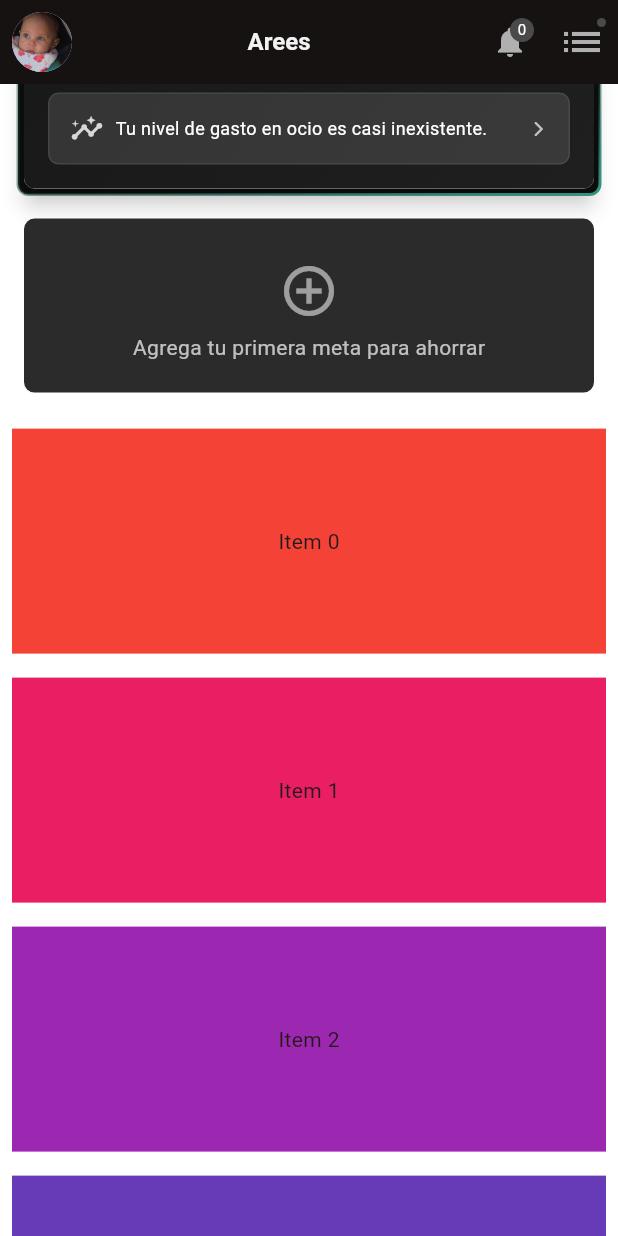
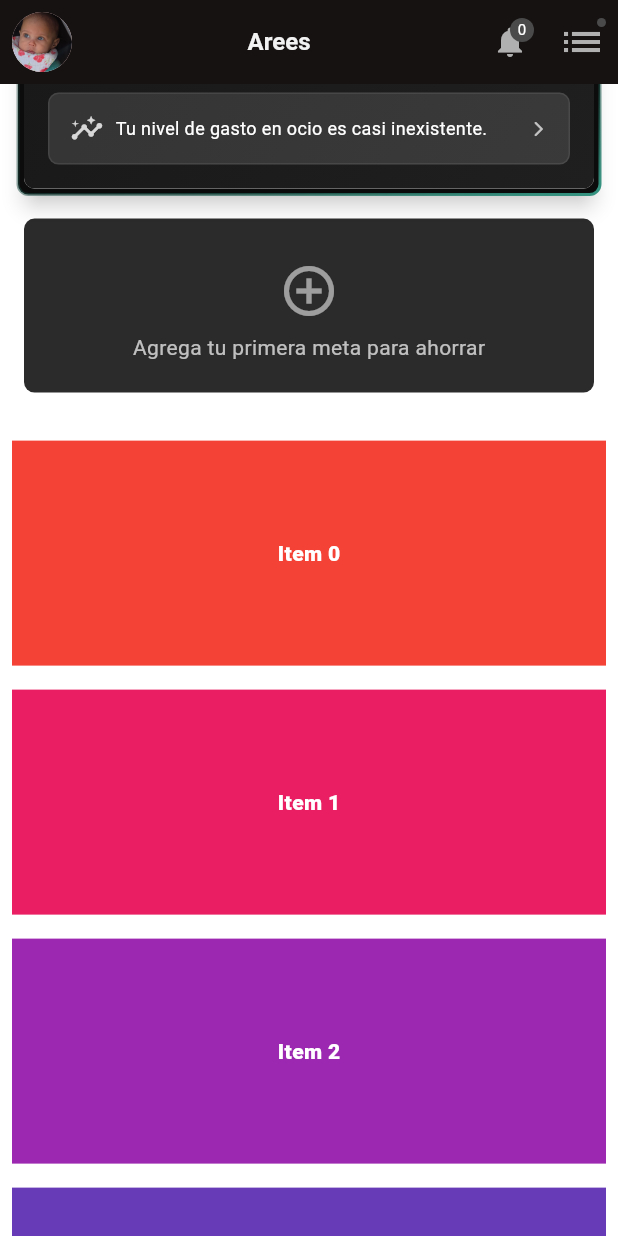
Before and after one commit to esceptecho/the_finxup_app, a Flutter app: the EnhancedHomeScreen screen opened directly, scrolled down 1152 dp, on a phone screen of 412 x 824 dp. Run offline on Flutter 3.47's test engine with Material 3 defaults, Android fonts, the phone set to English and light mode, and no system bars; drawn by our look-alikes of animated_text_kit, flutter_slidable; our stand-ins replace carousel_slider, file_picker, fl_chart, flutter_riverpod, flutter_staggered_animations, hive_ce and 8 more; missing offline and left inert: add_2_calendar, pdfrx, time_machine; accounts and stored records are empty; generated files the repository leaves out were written again; Roboto replaces fonts that are missing (Horizon, Montserrat); project files that could hold a hidden picture were left out.

Commit message:
minor changes

```diff
--- a/lib/screens/enhanced_home_screen.dart
+++ b/lib/screens/enhanced_home_screen.dart
@@ -2,6 +2,7 @@
 
 import 'package:flutter/material.dart';
 import 'package:flutter_riverpod/flutter_riverpod.dart';
+import 'package:flutter_slidable/flutter_slidable.dart';
 import 'package:shared_preferences/shared_preferences.dart';
 import 'package:the_finxup_app/models/app_notification.dart';
 import 'package:the_finxup_app/models/bill.dart';
@@ -285,8 +286,9 @@ class _EnhancedHomeScreenState extends ConsumerState<EnhancedHomeScreen> {
               ),
 
               // 2. Bloques Condicionales de Bienvenida
+              if (_welcomeVdeoCardShown)
+              const SliverToBoxAdapter(child: SizedBox(height: 16)),
               if (_welcomeVdeoCardShown) _buildVideoWelcomeCard(),
-              const SliverToBoxAdapter(child: SizedBox(height: 16)),
 
               // const SliverToBoxAdapter(child: FinancialHealthCard()),
               // const SliverToBoxAdapter(child: SizedBox(height: 16)),
@@ -370,7 +372,7 @@ class _EnhancedHomeScreenState extends ConsumerState<EnhancedHomeScreen> {
               //     bills: billsList,
               //   ),
               // ],
-              const SliverToBoxAdapter(child: SizedBox(height: 16)),
+              const SliverToBoxAdapter(child: SizedBox(height: 24)),
               SliverList(
                 delegate: SliverChildBuilderDelegate((context, index) {
                   return VisibilityDetector(
@@ -387,17 +389,27 @@ class _EnhancedHomeScreenState extends ConsumerState<EnhancedHomeScreen> {
                       color: Colors.transparent,
                       child: InkWell(
                         onTap: () {
-                          print(
-                            'Item $index was clicked',
-                          );
+                          print('Item $index was clicked');
                         },
                         splashColor: Colors.white.withValues(alpha: 0.2),
-                        child: Container(
-                          height: 150,
-                          margin: EdgeInsets.all(8),
-                          color:
-                              Colors.primaries[index % Colors.primaries.length],
-                          child: Center(child: Text('Item $index')),
+                        child: SlidableItem(
+                          onDelete: () {},
+                          onToggleStatus: () {},
+                          child: Container(
+                            height: 150,
+                            margin: EdgeInsets.all(8),
+                            color: Colors
+                                .primaries[index % Colors.primaries.length],
+                            child: Center(
+                              child: Text(
+                                'Item $index',
+                                style: TextStyle(
+                                  color: Colors.white,
+                                  fontWeight: .w800,
+                                ),
+                              ),
+                            ),
+                          ),
                         ),
                       ),
                     ),
--- a/lib/widgets/icon_stat_ring.dart
+++ b/lib/widgets/icon_stat_ring.dart
@@ -81,7 +81,7 @@ class IconStatRing extends StatelessWidget {
                   return CircularProgressIndicator(
                     value: value,
                     strokeWidth: strokeWidth,
-                    backgroundColor: trackColor,
+                    backgroundColor: Colors.white10,//trackColor,
                     color: progressColor,
                     strokeCap: StrokeCap.round,
                   );
@@ -96,7 +96,7 @@ class IconStatRing extends StatelessWidget {
                 shape: BoxShape.circle,
                 color: Theme.of(
                   context,
-                ).scaffoldBackgroundColor.withValues(alpha: 0.1),
+                ).scaffoldBackgroundColor.withValues(alpha: 0.5),
               ),
               child: Icon(
                 _getDynamicIcon(),
@@ -134,6 +134,5 @@ class IconStatRing extends StatelessWidget {
     } else {
       return Icons.trending_down_rounded;
     }
-
   }
 }
--- a/pubspec.yaml
+++ b/pubspec.yaml
@@ -63,6 +63,7 @@ dependencies:
   time_machine: ^0.9.17
   uuid: ^4.5.3
   video_player: ^2.11.1
+  visibility_detector: ^0.4.0+2
 
 dev_dependencies:
   build_runner: ^2.4.13
@@ -71,7 +72,6 @@ dev_dependencies:
     sdk: flutter
   hive_ce_generator: ^1.11.0
   photo_view: ^0.15.0
-  visibility_detector: ^0.4.0+2
 
 # For information on the generic Dart part of this file, see the
 # following page: https://dart.dev/tools/pub/pubspec
```
